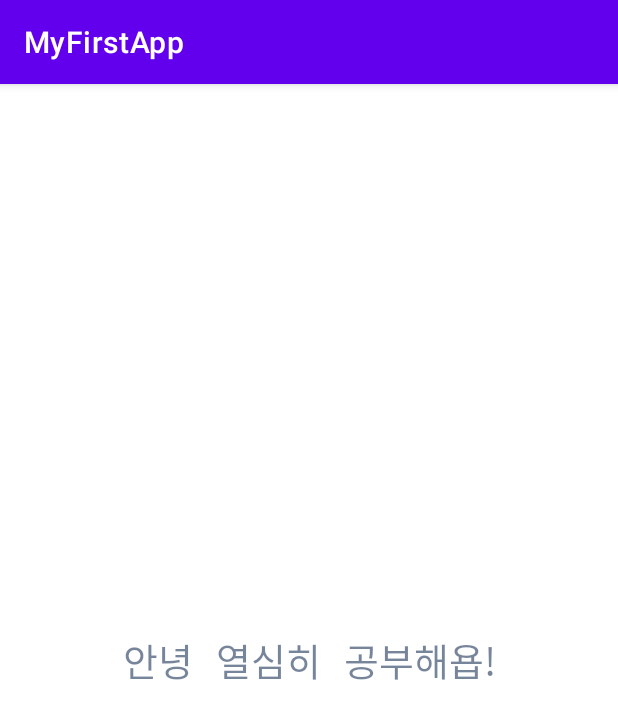
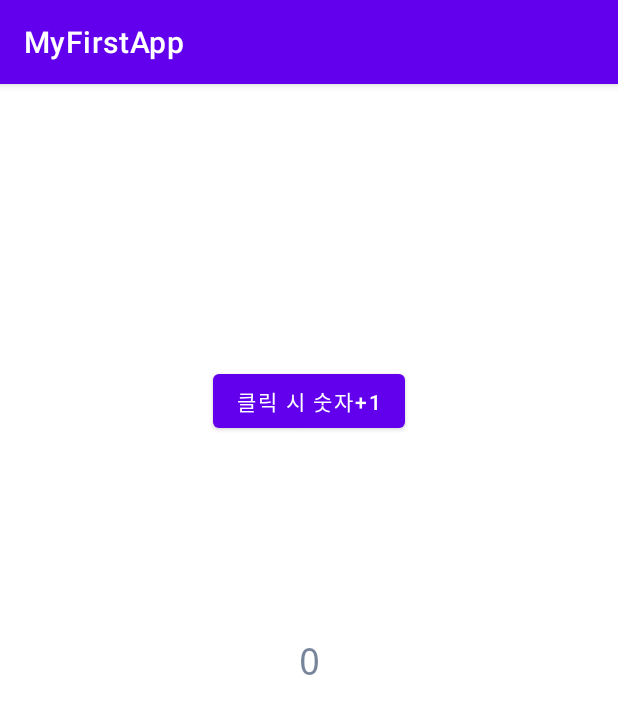
Before and after one commit to ghlnh/Kotlin-Android-12, an Android app: the screen it shows after launch (MainActivity), on a phone screen of 412 x 824 dp. Shown: the top 719 px of the screen. Run offline under Robolectric (Android 15) with nearby library versions, the phone set to English and light mode, and no system bars.

Commit message:
버튼으로 카운트 앱

```diff
--- a/app/src/main/java/lnh/tutorials/myfirstapp/MainActivity.kt
+++ b/app/src/main/java/lnh/tutorials/myfirstapp/MainActivity.kt
@@ -2,10 +2,25 @@ package lnh.tutorials.myfirstapp
 
 import androidx.appcompat.app.AppCompatActivity
 import android.os.Bundle
+import android.widget.Button
+import android.widget.TextView
+import android.widget.Toast
 
 class MainActivity : AppCompatActivity() {
     override fun onCreate(savedInstanceState: Bundle?) {
         super.onCreate(savedInstanceState)
         setContentView(R.layout.activity_main)
+
+        val btnClickMe = findViewById<Button>(R.id.myButton)
+
+        val btnClickMe2 = findViewById<TextView>(R.id.textView)
+
+
+        var timesClicked = 0
+        btnClickMe.setOnClickListener{
+            timesClicked += 1
+            btnClickMe2.text = timesClicked.toString()
+            Toast.makeText(this, "안녕!", Toast.LENGTH_LONG).show()
+        }
     }
 }
--- a/app/src/main/res/layout/activity_main.xml
+++ b/app/src/main/res/layout/activity_main.xml
@@ -7,10 +7,11 @@
     tools:context=".MainActivity">
 
     <TextView
+        android:id="@+id/textView"
         android:layout_width="wrap_content"
         android:layout_height="wrap_content"
         android:fontFamily="monospace"
-        android:text="안녕 열심히 공부해욥!"
+        android:text="0"
         android:textColor="#93132C51"
         android:textSize="25sp"
         app:layout_constraintBottom_toBottomOf="parent"
@@ -18,4 +19,15 @@
         app:layout_constraintRight_toRightOf="parent"
         app:layout_constraintTop_toTopOf="parent" />
 
+    <Button
+        android:id="@+id/myButton"
+        android:layout_width="wrap_content"
+        android:layout_height="wrap_content"
+        android:text="클릭 시 숫자+1"
+        app:layout_constraintBottom_toTopOf="@+id/textView"
+        app:layout_constraintEnd_toEndOf="parent"
+        app:layout_constraintStart_toStartOf="parent"
+        app:layout_constraintTop_toTopOf="parent"
+        app:layout_constraintVertical_bias="0.588" />
+
 </androidx.constraintlayout.widget.ConstraintLayout>
```
